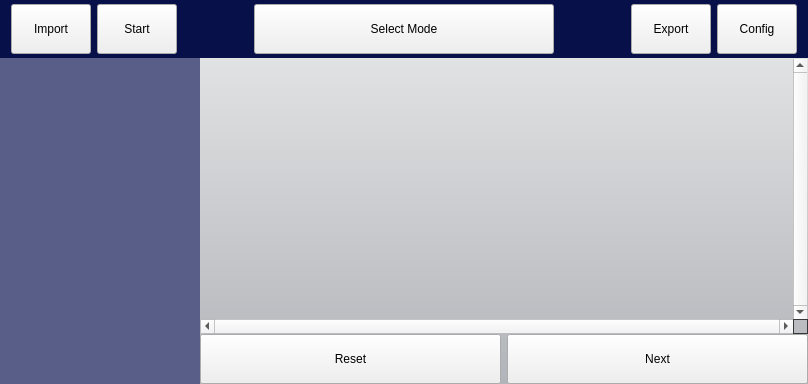
Old version of the form IntelliGraph/mainwindow.ui in the repository SEGroup10/IntelliGraph.
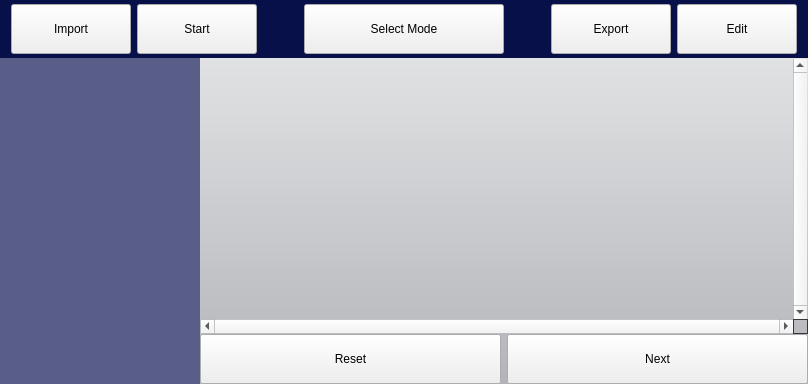
New version of the form. Icons and pictures are not drawn.

The edit to the form file:
```diff
--- a/IntelliGraph/mainwindow.ui
+++ b/IntelliGraph/mainwindow.ui
@@ -77,7 +77,7 @@
         <widget class="QPushButton" name="importButton">
          <property name="minimumSize">
           <size>
-           <width>0</width>
+           <width>120</width>
            <height>50</height>
           </size>
          </property>
@@ -90,7 +90,7 @@
         <widget class="QPushButton" name="startStopButton">
          <property name="minimumSize">
           <size>
-           <width>0</width>
+           <width>120</width>
            <height>50</height>
           </size>
          </property>
@@ -106,7 +106,7 @@
          </property>
          <property name="sizeHint" stdset="0">
           <size>
-           <width>40</width>
+           <width>20</width>
            <height>20</height>
           </size>
          </property>
@@ -114,9 +114,15 @@
        </item>
        <item>
         <widget class="QPushButton" name="modeButton">
+         <property name="sizePolicy">
+          <sizepolicy hsizetype="MinimumExpanding" vsizetype="Fixed">
+           <horstretch>0</horstretch>
+           <verstretch>0</verstretch>
+          </sizepolicy>
+         </property>
          <property name="minimumSize">
           <size>
-           <width>300</width>
+           <width>200</width>
            <height>50</height>
           </size>
          </property>
@@ -135,7 +141,7 @@
          </property>
          <property name="sizeHint" stdset="0">
           <size>
-           <width>40</width>
+           <width>20</width>
            <height>20</height>
           </size>
          </property>
@@ -145,7 +151,7 @@
         <widget class="QPushButton" name="exportButton">
          <property name="minimumSize">
           <size>
-           <width>0</width>
+           <width>120</width>
            <height>50</height>
           </size>
          </property>
@@ -158,12 +164,12 @@
         <widget class="QPushButton" name="config">
          <property name="minimumSize">
           <size>
-           <width>0</width>
+           <width>120</width>
            <height>50</height>
           </size>
          </property>
          <property name="text">
-          <string>Config</string>
+          <string>Edit</string>
          </property>
         </widget>
        </item>
```
Left out of the diff: 2 changed lines with no effect on the pictures.
